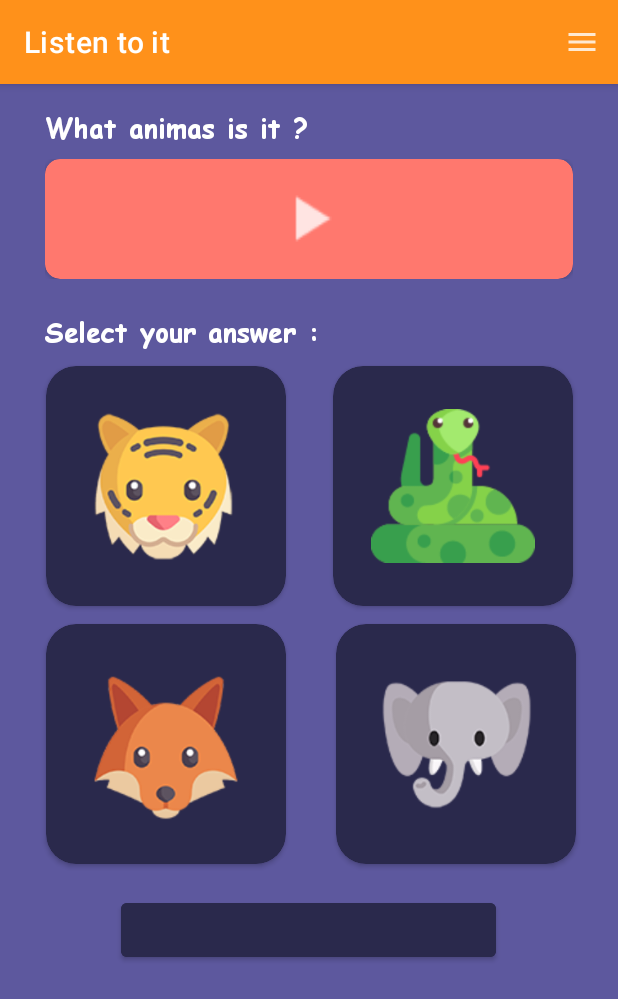
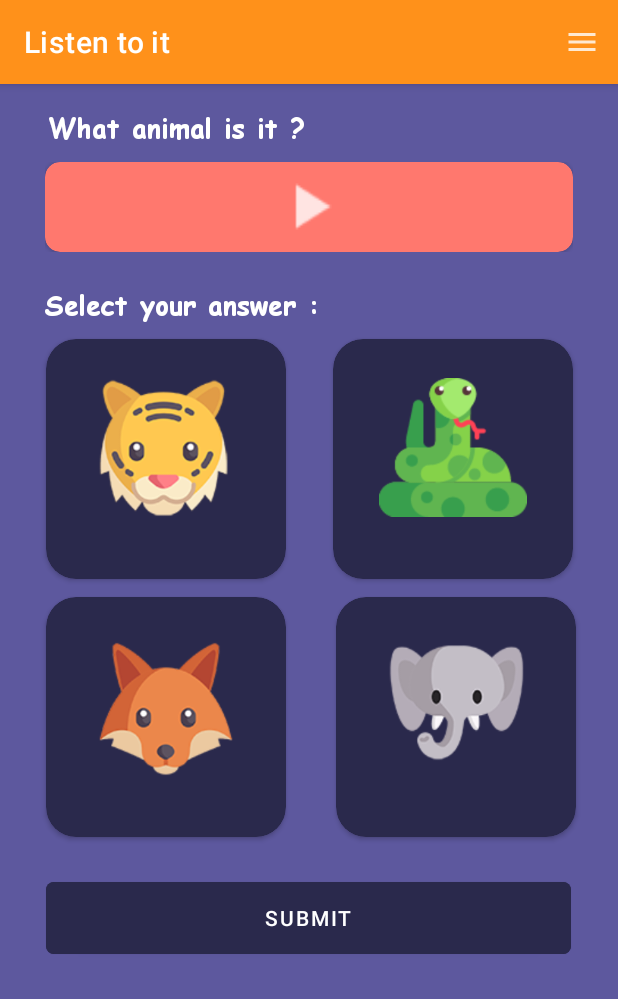
Before and after one commit to fackerlee/woopy_learning, an Android app: the ListenActivity screen opened directly, with no data from a screen before it, on a phone screen of 412 x 824 dp. Shown: the top 999 px of the screen. Run offline under Robolectric (Android 15) with nearby library versions, the phone set to English and light mode, and no system bars.

Commit message:
adjust activity listen layout

```diff
--- a/app/src/main/res/layout/activity_listen.xml
+++ b/app/src/main/res/layout/activity_listen.xml
@@ -25,7 +25,7 @@
         android:layout_width="0dp"
         android:layout_height="wrap_content"
         android:layout_marginStart="30dp"
-        android:layout_marginTop="8dp"
+        android:layout_marginTop="10dp"
         android:layout_marginEnd="30dp"
         android:clickable="true"
         app:layout_constraintEnd_toEndOf="parent"
@@ -34,7 +34,7 @@
 
         <androidx.cardview.widget.CardView
             android:layout_width="match_parent"
-            android:layout_height="80dp"
+            android:layout_height="60dp"
             app:cardBackgroundColor="@color/bg_play"
             app:cardCornerRadius="10dp">
 
@@ -78,7 +78,9 @@
             android:layout_width="wrap_content"
             android:layout_height="wrap_content"
             android:layout_gravity="center|top"
-            android:layout_margin="@dimen/layout_margin_listen"
+            android:layout_marginLeft="@dimen/layout_margin_listen"
+            android:layout_marginRight="@dimen/layout_margin_listen"
+            android:layout_marginBottom="@dimen/layout_margin_listen"
             android:contentDescription="@string/this_is_the_image_for_listen"
             android:padding="@dimen/layout_padding_listen"
             app:srcCompat="@drawable/icon_12" />
@@ -89,7 +91,7 @@
             android:layout_width="wrap_content"
             android:layout_height="wrap_content"
             android:layout_gravity="bottom|center"
-            android:layout_marginVertical="3dp"
+            android:layout_marginVertical="10dp"
             tools:text="TIGER" />
     </androidx.cardview.widget.CardView>
 
@@ -110,7 +112,9 @@
             android:layout_width="wrap_content"
             android:layout_height="wrap_content"
             android:layout_gravity="center|top"
-            android:layout_margin="@dimen/layout_margin_listen"
+            android:layout_marginLeft="@dimen/layout_margin_listen"
+            android:layout_marginRight="@dimen/layout_margin_listen"
+            android:layout_marginBottom="@dimen/layout_margin_listen"
             android:contentDescription="@string/this_is_the_image_for_listen"
             android:padding="@dimen/layout_padding_listen"
             app:srcCompat="@drawable/icon_06" />
@@ -121,7 +125,7 @@
             android:layout_width="wrap_content"
             android:layout_height="wrap_content"
             android:layout_gravity="bottom|center"
-            android:layout_marginVertical="3dp"
+            android:layout_marginVertical="10dp"
             tools:text="SNAKE" />
     </androidx.cardview.widget.CardView>
 
@@ -142,7 +146,9 @@
             android:layout_width="wrap_content"
             android:layout_height="wrap_content"
             android:layout_gravity="center|top"
-            android:layout_margin="@dimen/layout_margin_listen"
+            android:layout_marginLeft="@dimen/layout_margin_listen"
+            android:layout_marginRight="@dimen/layout_margin_listen"
+            android:layout_marginBottom="@dimen/layout_margin_listen"
             android:contentDescription="@string/this_is_the_image_for_listen"
             android:padding="@dimen/layout_padding_listen"
             app:srcCompat="@drawable/icon_11" />
@@ -153,7 +159,7 @@
             android:layout_width="wrap_content"
             android:layout_height="wrap_content"
             android:layout_gravity="bottom|center"
-            android:layout_marginVertical="3dp"
+            android:layout_marginVertical="10dp"
             tools:text="ELEPHANT" />
     </androidx.cardview.widget.CardView>
 
@@ -176,7 +182,9 @@
             android:layout_width="wrap_content"
             android:layout_height="wrap_content"
             android:layout_gravity="center|top"
-            android:layout_margin="@dimen/layout_margin_listen"
+            android:layout_marginLeft="@dimen/layout_margin_listen"
+            android:layout_marginRight="@dimen/layout_margin_listen"
+            android:layout_marginBottom="@dimen/layout_margin_listen"
             android:contentDescription="@string/this_is_the_image_for_listen"
             android:padding="@dimen/layout_padding_listen"
             app:srcCompat="@drawable/icon_07" />
@@ -187,20 +195,21 @@
             android:layout_width="wrap_content"
             android:layout_height="wrap_content"
             android:layout_gravity="bottom|center"
-            android:layout_marginVertical="3dp"
+            android:layout_marginVertical="10dp"
             tools:text="FOX" />
     </androidx.cardview.widget.CardView>
 
     <Button
         android:id="@+id/button_listen"
-        android:layout_width="250dp"
-        android:layout_height="wrap_content"
-        android:layout_marginTop="20dp"
+        android:layout_width="350dp"
+        android:layout_height="60dp"
+        android:layout_marginTop="24dp"
         android:backgroundTint="@color/bg_animals_card"
+        android:text="@string/submit"
+        app:cornerRadius="5dp"
         app:layout_constraintEnd_toEndOf="parent"
         app:layout_constraintHorizontal_bias="0.496"
         app:layout_constraintStart_toStartOf="parent"
-        app:layout_constraintTop_toBottomOf="@+id/cardview_listen_3"
-        tools:text="SUBMIT" />
+        app:layout_constraintTop_toBottomOf="@+id/cardview_listen_3" />
 
 </androidx.constraintlayout.widget.ConstraintLayout>
--- a/app/src/main/res/values/dimens.xml
+++ b/app/src/main/res/values/dimens.xml
@@ -7,7 +7,7 @@
     <dimen name="type_padding_up_down">10dp</dimen>
     <dimen name="title_type_margin">50dp</dimen>
     <dimen name="des_margin_animals">20dp</dimen>
-    <dimen name="layout_margin_listen">10dp</dimen>
+    <dimen name="layout_margin_listen">15dp</dimen>
     <dimen name="layout_padding_listen">15dp</dimen>
     <dimen name="radio_coner_cardview">20dp</dimen>
 </resources>
--- a/app/src/main/res/values/strings.xml
+++ b/app/src/main/res/values/strings.xml
@@ -43,7 +43,8 @@
     <string name="des_image_animals_mammal_monkey">image_animals_mammal_monkey</string>
     <string name="des_image_bg_bird">image_bg_bird</string>
     <string name="des_image_animals_bird_eagle">image_animals_bird_eagle</string>
-    <string name="what_animas_is_it">What animas is it ?</string>
+    <string name="what_animas_is_it">What animal is it ?</string>
     <string name="select_your_answer">Select your answer :</string>
     <string name="this_is_the_image_for_listen">this is the image for listen</string>
+    <string name="submit">SUBMIT</string>
 </resources>
```
